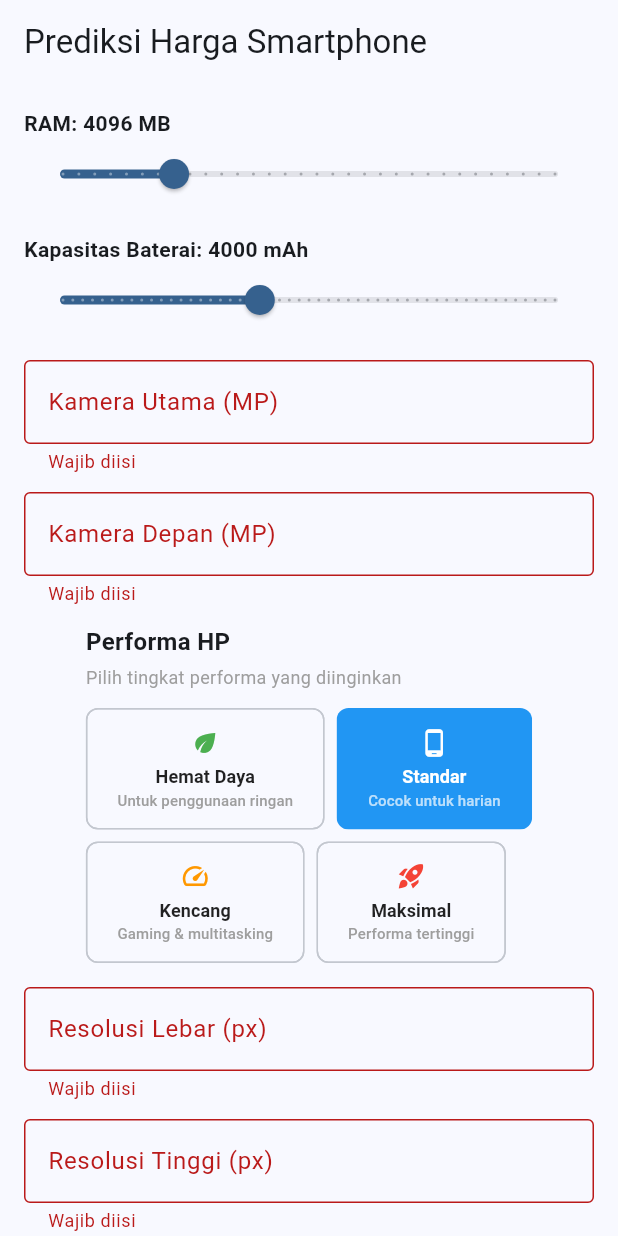
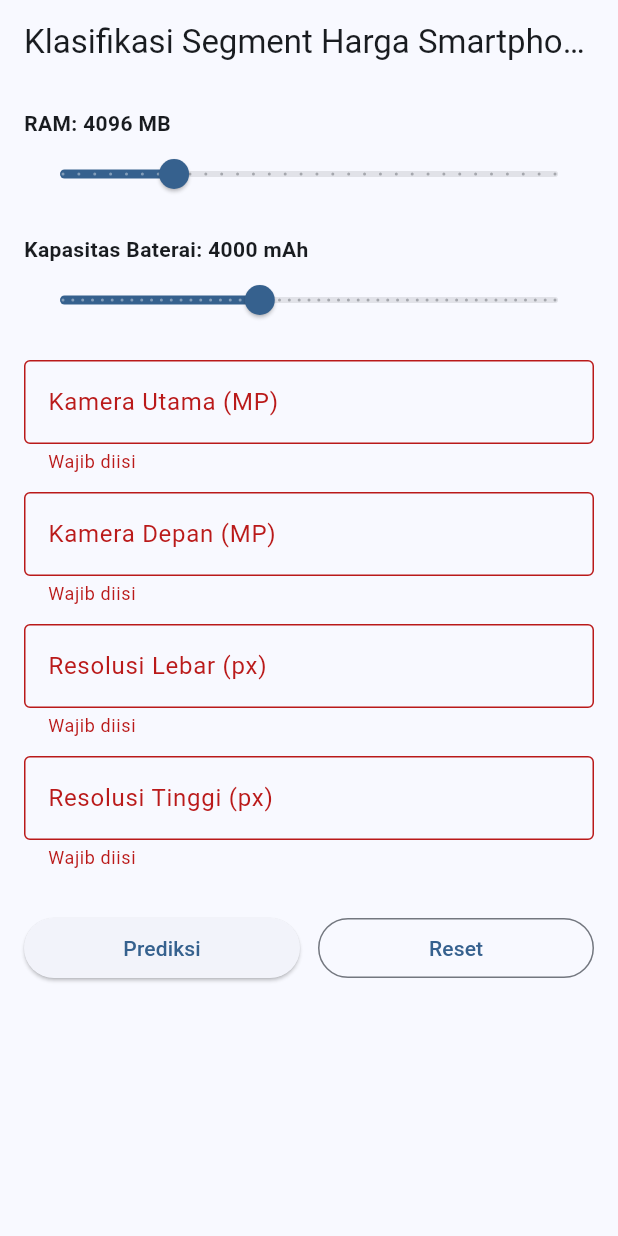
Before and after one commit to ade-nugraha306/smartphone-price-predictions, a Flutter app: the screen it shows after launch, after a tap on "Prediksi", on a phone screen of 412 x 824 dp. Run offline on Flutter 3.47's test engine with Material 3 defaults, Android fonts, the phone set to English and light mode, and no system bars.

Commit message:
feat(flutter): align UI and request payload with price segment backend

```diff
--- a/frontend/lib/models/prediction.dart
+++ b/frontend/lib/models/prediction.dart
@@ -1,19 +1,19 @@
 class PredictionResult {
-  final int priceRange;
+  final int priceSegment;
   final String label;
-  final String priceEstimate;
+  final String category;
 
   PredictionResult({
-    required this.priceRange,
+    required this.priceSegment,
     required this.label,
-    required this.priceEstimate,
+    required this.category,
   });
 
   factory PredictionResult.fromJson(Map<String, dynamic> json) {
     return PredictionResult(
-      priceRange: json['price_range'],
+      priceSegment: json['price_segment'],
       label: json['label'],
-      priceEstimate: json['price_estimate'],
+      category: json['category'],
     );
   }
 }
--- a/frontend/lib/screens/predict_screen.dart
+++ b/frontend/lib/screens/predict_screen.dart
@@ -8,7 +8,28 @@ class PredictScreen extends StatefulWidget {
 }
 
 class _PredictScreenState extends State<PredictScreen> {
+  final _formKey = GlobalKey<FormState>();
+
+  // Controllers
+  final pcCtrl = TextEditingController();
+  final fcCtrl = TextEditingController();
+  final pxWCtrl = TextEditingController();
+  final pxHCtrl = TextEditingController();
+
+  // State
+  double ram = 4096;
+  double battery = 4000;
+  bool loading = false;
+
+  String? segmentLabel;
+  String? segmentCategory;
   List<dynamic> recommendations = [];
+
+  final currencyFormatter = NumberFormat.currency(
+    locale: 'id_ID',
+    symbol: 'Rp ',
+    decimalDigits: 0,
+  );
 
   @override
   void dispose() {
@@ -23,59 +44,17 @@ class _PredictScreenState extends State<PredictScreen> {
     setState(() {
       ram = 4096;
       battery = 4000;
-      performanceLevel = 'sedang'; // reset ke default
-
       pcCtrl.clear();
       fcCtrl.clear();
       pxWCtrl.clear();
       pxHCtrl.clear();
-
-      result = null;
+      segmentLabel = null;
+      segmentCategory = null;
       recommendations = [];
     });
   }
 
-  double ram = 4096;
-  double battery = 4000;
-  String performanceLevel = 'sedang'; // ganti cores & clock dengan ini
-
-  final currencyFormatter = NumberFormat.currency(
-    locale: 'id_ID',
-    symbol: 'Rp ',
-    decimalDigits: 0,
-  );
-
-  final _formKey = GlobalKey<FormState>();
-
-  final pcCtrl = TextEditingController();
-  final fcCtrl = TextEditingController();
-  final pxWCtrl = TextEditingController();
-  final pxHCtrl = TextEditingController();
-
-  String? result;
-  bool loading = false;
-
-  // Fungsi helper untuk convert performance level ke cores & clock speed
-  Map<String, dynamic> getPerformanceSpecs(String level) {
-    switch (level) {
-      case 'hemat':
-        return {'cores': 4, 'clock_speed': 1.5};
-      case 'sedang':
-        return {'cores': 8, 'clock_speed': 2.0};
-      case 'tinggi':
-        return {'cores': 8, 'clock_speed': 2.5};
-      case 'maksimal':
-        return {'cores': 12, 'clock_speed': 3.0};
-      default:
-        return {'cores': 8, 'clock_speed': 2.0};
-    }
-  }
-
-  String? _requiredNumber(
-    String? v, {
-    int? min,
-    int? max,
-  }) {
+  String? _requiredNumber(String? v, {int? min, int? max}) {
     if (v == null || v.isEmpty) return "Wajib diisi";
     final n = int.tryParse(v);
     if (n == null) return "Harus berupa angka";
@@ -89,42 +68,47 @@ class _PredictScreenState extends State<PredictScreen> {
 
     setState(() {
       loading = true;
-      result = null;
+      segmentLabel = null;
+      segmentCategory = null;
       recommendations = [];
     });
 
-    final perfSpecs = getPerformanceSpecs(performanceLevel);
+    final pxWidth = int.parse(pxWCtrl.text);
+    final pxHeight = int.parse(pxHCtrl.text);
+    final pixelCount = pxWidth * pxHeight;
 
     final spec = {
       "battery_power": battery.toInt(),
-      "clock_speed": perfSpecs['clock_speed'],
+      "blue": 1,
+      "dual_sim": 1,
       "fc": int.parse(fcCtrl.text),
+      "four_g": 1,
       "int_memory": 128,
       "m_dep": 0.5,
       "mobile_wt": 180,
-      "n_cores": perfSpecs['cores'],
       "pc": int.parse(pcCtrl.text),
-      "px_height": int.parse(pxHCtrl.text),
-      "px_width": int.parse(pxWCtrl.text),
       "ram": ram.toInt(),
       "sc_h": 6,
       "sc_w": 3,
       "talk_time": 20,
+      "three_g": 1,
       "touch_screen": 1,
-      "wifi": 1
+      "wifi": 1,
+      "pixel_count": pixelCount
     };
 
     try {
       final res = await ApiService.predictAndRecommend(spec);
 
       setState(() {
-        result =
-            "${res['price_label']}\nEstimasi Harga: ${res['price_category']}";
-        recommendations = res['recommendations'] ?? [];
+        segmentLabel = res["label"];
+        segmentCategory = res["category"];
+        recommendations = res["recommendations"] ?? [];
       });
     } catch (e) {
       setState(() {
-        result = "Gagal memprediksi";
+        segmentLabel = "Gagal memproses";
+        segmentCategory = null;
         recommendations = [];
       });
     }
@@ -132,21 +116,17 @@ class _PredictScreenState extends State<PredictScreen> {
     setState(() => loading = false);
   }
 
-  Widget field(
-    String label,
-    TextEditingController c, {
-    String? Function(String?)? validator,
-    TextInputType type = TextInputType.number,
-  }) {
+  Widget field(String label, TextEditingController c,
+      {String? Function(String?)? validator}) {
     return Padding(
       padding: const EdgeInsets.only(bottom: 12),
       child: TextFormField(
         controller: c,
-        keyboardType: type,
+        keyboardType: TextInputType.number,
         validator: validator,
         decoration: InputDecoration(
           labelText: label,
-          border: OutlineInputBorder(),
+          border: const OutlineInputBorder(),
         ),
       ),
     );
@@ -173,7 +153,6 @@ class _PredictScreenState extends State<PredictScreen> {
             min: min,
             max: max,
             divisions: divisions,
-            label: value.toInt().toString(),
             onChanged: onChanged,
           ),
         ],
@@ -181,108 +160,12 @@ class _PredictScreenState extends State<PredictScreen> {
     );
   }
 
-  Widget performanceSelector() {
-    return Padding(
-      padding: const EdgeInsets.only(bottom: 16),
-      child: Column(
-        crossAxisAlignment: CrossAxisAlignment.start,
-        children: [
-          const Text(
-            "Performa HP",
-            style: TextStyle(fontWeight: FontWeight.bold, fontSize: 16),
-          ),
-          const SizedBox(height: 4),
-          const Text(
-            "Pilih tingkat performa yang diinginkan",
-            style: TextStyle(fontSize: 12, color: Colors.grey),
-          ),
-          const SizedBox(height: 12),
-          Wrap(
-            spacing: 8,
-            runSpacing: 8,
-            children: [
-              _performanceChip(
-                'hemat',
-                'Hemat Daya',
-                'Untuk penggunaan ringan',
-                Icons.eco,
-                Colors.green,
-              ),
-              _performanceChip(
-                'sedang',
-                'Standar',
-                'Cocok untuk harian',
-                Icons.phone_android,
-                Colors.blue,
-              ),
-              _performanceChip(
-                'tinggi',
-                'Kencang',
-                'Gaming & multitasking',
-                Icons.speed,
-                Colors.orange,
-              ),
-              _performanceChip(
-                'maksimal',
-                'Maksimal',
-                'Performa tertinggi',
-                Icons.rocket_launch,
-                Colors.red,
-              ),
-            ],
-          ),
-        ],
-      ),
-    );
-  }
-
-  Widget _performanceChip(
-    String value,
-    String label,
-    String desc,
-    IconData icon,
-    Color color,
-  ) {
-    final isSelected = performanceLevel == value;
-    return FilterChip(
-      selected: isSelected,
-      label: Column(
-        mainAxisSize: MainAxisSize.min,
-        children: [
-          Icon(icon, size: 20, color: isSelected ? Colors.white : color),
-          const SizedBox(height: 4),
-          Text(
-            label,
-            style: TextStyle(
-              fontWeight: FontWeight.bold,
-              fontSize: 12,
-              color: isSelected ? Colors.white : Colors.black87,
-            ),
-          ),
-          Text(
-            desc,
-            style: TextStyle(
-              fontSize: 10,
-              color: isSelected ? Colors.white70 : Colors.grey,
-            ),
-          ),
-        ],
-      ),
-      onSelected: (selected) {
-        if (selected) {
-          setState(() => performanceLevel = value);
-        }
-      },
-      selectedColor: color,
-      padding: const EdgeInsets.all(12),
-      showCheckmark: false,
-    );
-  }
-
   @override
   Widget build(BuildContext context) {
     return Scaffold(
-      appBar: AppBar(title: const Text("Prediksi Harga Smartphone")),
+      appBar: AppBar(
+        title: const Text("Klasifikasi Segment Harga Smartphone"),
+      ),
       body: SingleChildScrollView(
         padding: const EdgeInsets.all(16),
         child: Form(
@@ -311,14 +194,11 @@ class _PredictScreenState extends State<PredictScreen> {
                   validator: (v) => _requiredNumber(v, min: 2, max: 200)),
               field("Kamera Depan (MP)", fcCtrl,
                   validator: (v) => _requiredNumber(v, min: 0, max: 64)),
-              performanceSelector(),
               field("Resolusi Lebar (px)", pxWCtrl,
                   validator: (v) => _requiredNumber(v, min: 480, max: 4000)),
               field("Resolusi Tinggi (px)", pxHCtrl,
                   validator: (v) => _requiredNumber(v, min: 800, max: 5000)),
-
               const SizedBox(height: 16),
-
               Row(
                 children: [
                   Expanded(
@@ -338,20 +218,31 @@ class _PredictScreenState extends State<PredictScreen> {
                   ),
                 ],
               ),
-
               const SizedBox(height: 24),
 
-              if (result != null)
+              if (segmentLabel != null)
                 Card(
                   elevation: 3,
                   child: Padding(
                     padding: const EdgeInsets.all(16),
-                    child: Text(
-                      result!,
-                      style: const TextStyle(
-                        fontSize: 18,
-                        fontWeight: FontWeight.bold,
-                      ),
+                    child: Column(
+                      crossAxisAlignment: CrossAxisAlignment.start,
+                      children: [
+                        Text("Segment Harga",
+                            style: const TextStyle(
+                                fontWeight: FontWeight.bold)),
+                        Text(segmentLabel!,
+                            style: const TextStyle(fontSize: 18)),
+                        const SizedBox(height: 8),
+                        Text("Kategori Estimasi"),
+                        Text(segmentCategory ?? "-"),
+                        const SizedBox(height: 12),
+                        const Text(
+                          "Catatan: Estimasi bersifat indikatif berdasarkan segment, bukan harga pasar.",
+                          style:
+                              TextStyle(fontSize: 12, color: Colors.grey),
+                        ),
+                      ],
                     ),
                   ),
                 ),
@@ -363,20 +254,16 @@ class _PredictScreenState extends State<PredictScreen> {
                     const SizedBox(height: 16),
                     const Text(
                       "Rekomendasi Smartphone",
-                      style: TextStyle(
-                        fontSize: 20,
-                        fontWeight: FontWeight.bold,
-                      ),
+                      style:
+                          TextStyle(fontSize: 20, fontWeight: FontWeight.bold),
                     ),
                     const SizedBox(height: 8),
-
                     ...recommendations.map((hp) {
                       return Card(
                         child: ListTile(
                           title: Text("${hp['brand']} ${hp['model']}"),
                           subtitle: Text(
-                            "Harga: ${currencyFormatter.format(hp['price_idr'])}\n"
-                            "Kategori: ${hp['price_category']}",
+                            "Referensi harga: ${currencyFormatter.format(hp['price_idr'])}",
                           ),
                         ),
                       );
```
